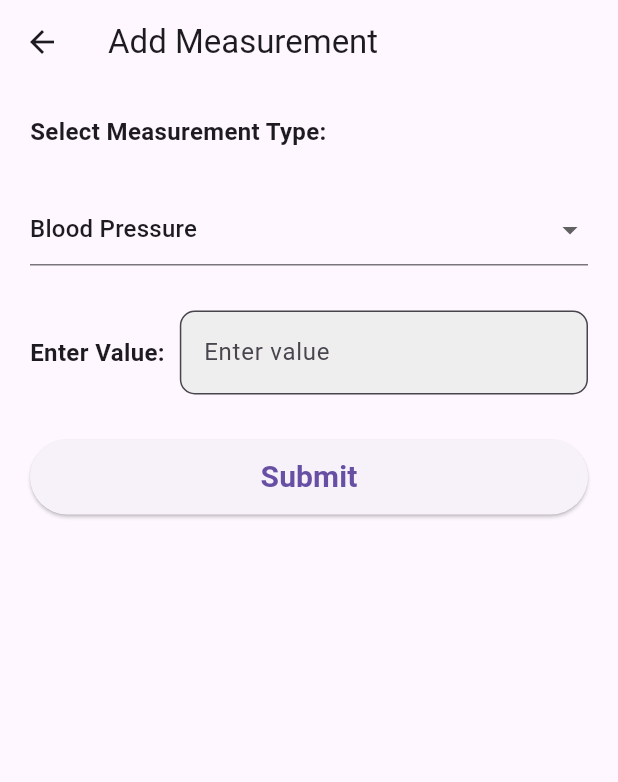
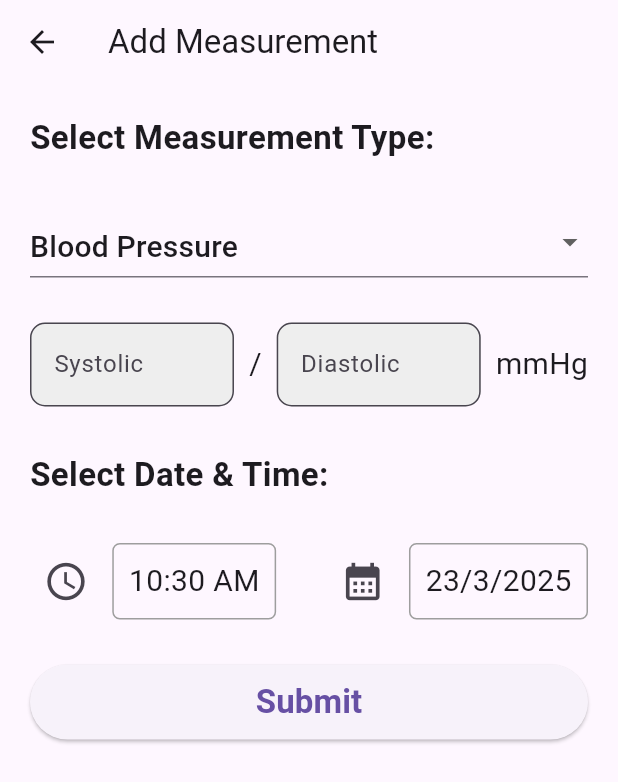
Before and after one commit to ywu256/MAPD722_Project, a Flutter app: the AddMeasurementPage screen opened directly, on a phone screen of 412 x 824 dp. Shown: the top 782 px of the screen. Run offline on Flutter 3.47's test engine with Material 3 defaults, Android fonts, the phone set to English and light mode, and no system bars.

Commit message:
Updated AddMeasurement functionality

```diff
--- a/lib/AddMeasurementScreen.dart
+++ b/lib/AddMeasurementScreen.dart
@@ -22,10 +22,63 @@ static const List<String> measurementTypes = <String>[
   String dropdownvalue = measurementTypes.first;
 
   final TextEditingController valueController = TextEditingController();
+  final TextEditingController sysController = TextEditingController();
+  final TextEditingController diaController = TextEditingController();
+
+  // Time picker to select time
+  TimeOfDay selectedTime = TimeOfDay.now();
+
+  Future<void> _selectTime() async {
+    final TimeOfDay? time = await showTimePicker(
+      context: context,
+      initialTime: selectedTime,
+    );
+    if (time != null) {
+      setState(() {
+        selectedTime = time;
+      });
+    }
+  }
+
+  // Date picker to select date
+  DateTime selectedDate = DateTime.now();
+
+  Future<void> _selectDate() async {
+    final DateTime? pickedDate = await showDatePicker(
+      context: context,
+      initialDate: selectedDate,
+      firstDate: DateTime(2021),
+      lastDate: DateTime(2030),
+    );
+
+    if (pickedDate != null) {
+      setState(() {
+        selectedDate = pickedDate;
+      });
+    }
+  }
 
   void _submit () {
     String selectedMeasurement = dropdownvalue;
-    String enteredValue = valueController.text.trim();
+    String enteredValue = '';
+
+    switch (selectedMeasurement) {
+      case "Blood Pressure":
+      enteredValue = '${sysController.text.trim()} / ${diaController.text.trim()} mmHg';
+      break;
+
+      case "Heartbeat Rate":
+      enteredValue = '${valueController.text.trim()} bpm';
+      break;
+
+      case "Blood Oxygen Level":
+      enteredValue = '${valueController.text.trim()} %';
+      break;
+
+      case "Respiratory rate":
+      enteredValue = '${valueController.text.trim()} breaths/min';
+      break;
+    }
 
     Navigator.pop(context, {
       'measurementType': selectedMeasurement,
@@ -41,7 +94,7 @@ static const List<String> measurementTypes = <String>[
         child: Column(
           crossAxisAlignment: CrossAxisAlignment.start,
           children: [
-            const Text('Select Measurement Type:', style: TextStyle(fontSize: 16, fontWeight: FontWeight.bold),),
+            const Text('Select Measurement Type:', style: TextStyle(fontSize: 22, fontWeight: FontWeight.bold),),
             const SizedBox(height: 30,),
 
             // Dropdown for selecting measurement type
@@ -56,33 +109,123 @@ static const List<String> measurementTypes = <String>[
                 });
               },
               items: measurementTypes.map<DropdownMenuItem<String>>((String value) {
-                return DropdownMenuItem(value: value, child: Text(value));
+                return DropdownMenuItem(value: value, child: Text(value, style: TextStyle(fontSize: 20),));
               }).toList(),
               )
             ),
 
             const SizedBox(height: 30,),
 
-            Row(
-              children: [
-                const Text('Enter Value:', style: TextStyle(fontSize: 16, fontWeight: FontWeight.bold),),
-                const SizedBox(width: 10),
+            if(dropdownvalue == "Blood Pressure")
+            Row(children: [
+              Expanded(child:
+              TextField(
+                controller: sysController,
+                decoration: InputDecoration(
+                  border: OutlineInputBorder(
+                    borderRadius: BorderRadius.circular(10)
+                  ),
+                  filled: true,
+                  fillColor: Colors.grey[200],
+                  hintText: 'Systolic'
+                ),
+              )),
+              const SizedBox(width: 10,),
+              const Text('/', style: TextStyle(fontSize: 20)),
+              const SizedBox(width: 10,),
 
+              Expanded(child:
+              TextField(
+                controller: diaController,
+                decoration: InputDecoration(
+                  border: OutlineInputBorder(
+                    borderRadius: BorderRadius.circular(10)
+                  ),
+                  filled: true,
+                  fillColor: Colors.grey[200],
+                  hintText: 'Diastolic'
+                ),
+              )),
+              const SizedBox(width: 10,),
+              const Text('mmHg', style: TextStyle(fontSize: 20),)
+            ],)
+            else
+            Row(children: [
               Expanded(child:
               TextField(
               controller: valueController,
               decoration: InputDecoration(
                 border: OutlineInputBorder(
-                      borderRadius: BorderRadius.circular(10),
+                  borderRadius: BorderRadius.circular(10)
                 ),
                 filled: true,
                 fillColor: Colors.grey[200],
-                    hintText: 'Enter value',
+                hintText: dropdownvalue == "Heartbeat Rate"
+                ? "Enter Heartbeat Value"
+                : dropdownvalue == "Blood Oxygen Level"
+                ? "Enter blood oxygen value"
+                : "Enter Respiratory Rate"
               ),
             ),
               ),
-              ],
+              const SizedBox(width: 10,),
+              Text(
+                dropdownvalue == "Heartbeat Rate"
+              ? "bpm"
+              : dropdownvalue == "Blood Oxygen Level"
+              ? "%"
+              : "breaths/min", style: TextStyle(fontSize: 20),),
+            ],),
+
+
+            const SizedBox(height: 30,),
+
+            const Text('Select Date & Time:', style: TextStyle(fontSize: 22, fontWeight: FontWeight.bold),),
+             const SizedBox(height: 30),
+
+            Row(
+              mainAxisAlignment: MainAxisAlignment.spaceBetween,
+              children: [
+            IconButton(
+              onPressed: _selectTime,
+              icon: Icon(Icons.access_time_outlined, size: 30,),
             ),
+            GestureDetector(
+              onTap: _selectTime,
+              child:
+              Container(
+                padding: const EdgeInsets.all(10),
+                decoration: BoxDecoration(
+                  border: Border.all(color: Colors.grey),
+                  borderRadius: BorderRadius.circular(5),
+                ),
+                child: Text(
+                  selectedTime.format(context),
+                  style: const TextStyle(fontSize: 20)
+                ),
+              ),
+            ),
+
+            SizedBox(width: 20),
+              IconButton(
+                onPressed: _selectDate,
+                icon: Icon(Icons.calendar_month, size: 30,),),
+              GestureDetector(
+                onTap: _selectDate,
+                child:
+                Container(
+                  padding: const EdgeInsets.all(10),
+                  decoration: BoxDecoration(
+                    border: Border.all(color: Colors.grey),
+                    borderRadius: BorderRadius.circular(5)
+                  ),
+                  child: Text(
+                    '${selectedDate.day}/${selectedDate.month}/${selectedDate.year}',
+                    style: const TextStyle(fontSize: 20)
+                  ),
+                ),
+              ),
+            ],),
 
             const SizedBox(height: 30),
 
@@ -92,7 +235,7 @@ static const List<String> measurementTypes = <String>[
                 height: 50,
                 child: ElevatedButton(
                   onPressed: _submit,
-                  child: const Text("Submit", style: TextStyle(fontSize: 20, fontWeight: FontWeight.bold)),
+                  child: const Text("Submit", style: TextStyle(fontSize: 22, fontWeight: FontWeight.bold)),
                 ),
               ),
             ),
```
Lines whose indentation alone changed are shown as unchanged.
